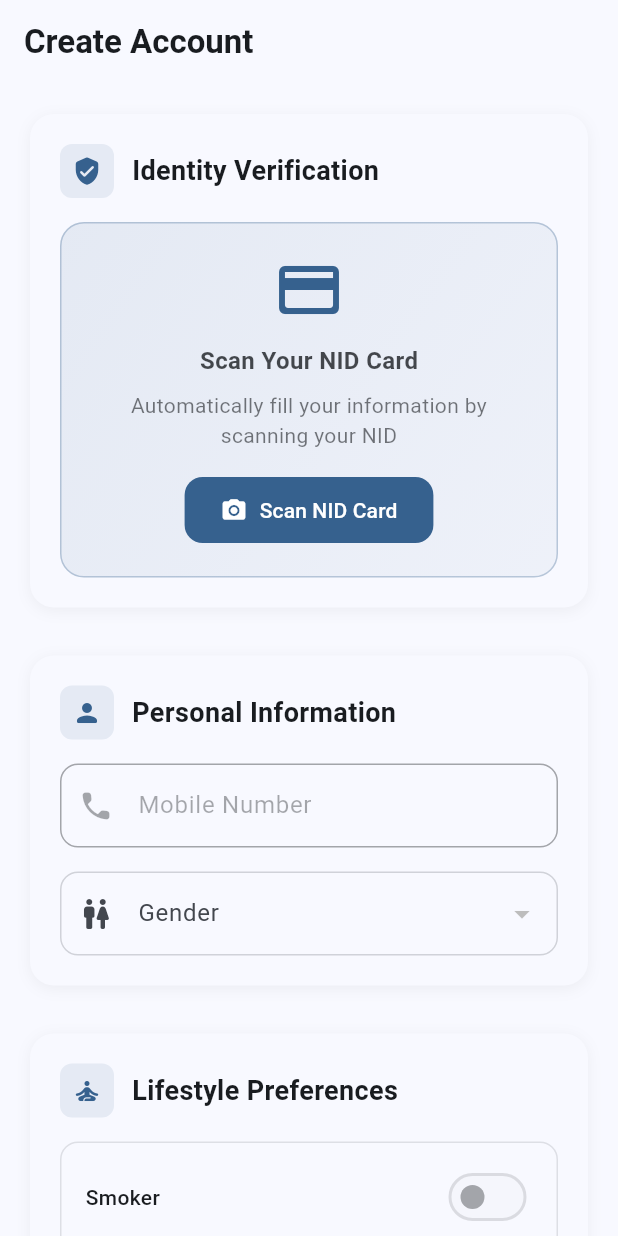
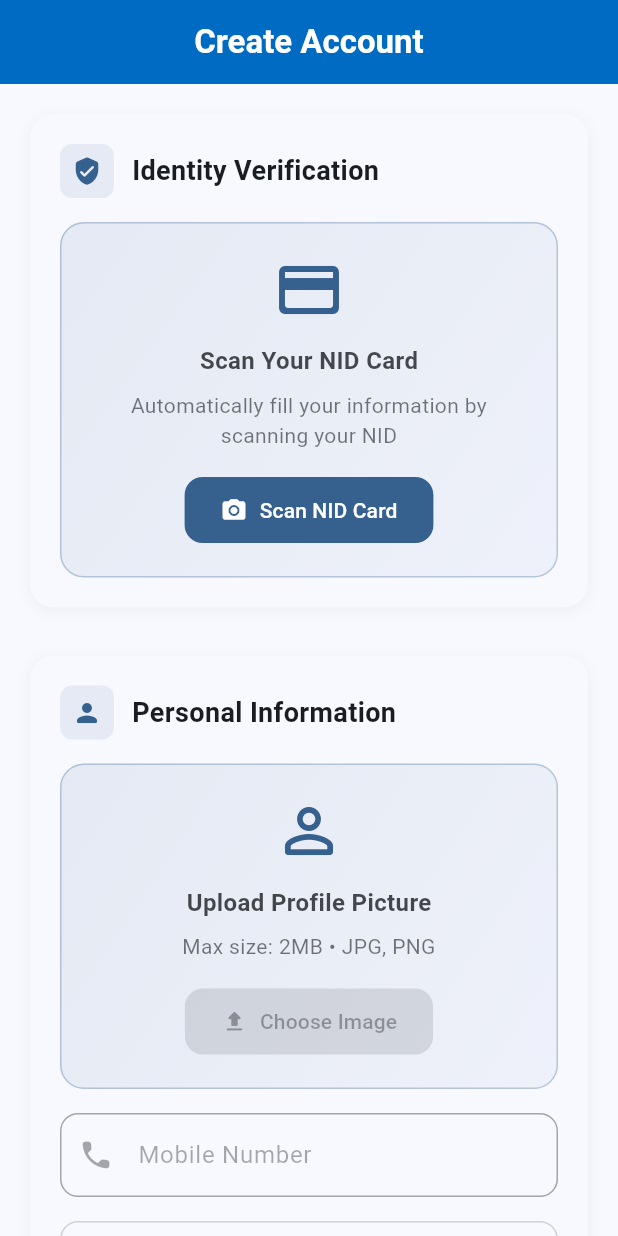
Before and after one commit to Naimul11/roommate, a Flutter app: the RegisterPage screen opened directly, on a phone screen of 412 x 824 dp. Run offline on Flutter 3.47's test engine with Material 3 defaults, Android fonts, the phone set to English and light mode, and no system bars; our stand-ins replace cloud_firestore, firebase_auth, firebase_core, google_sign_in, image_picker; missing offline and left inert: google_mlkit_text_recognition; accounts and stored records are empty.

Commit message:
profile picture added

```diff
--- a/lib/register.dart
+++ b/lib/register.dart
@@ -5,6 +5,9 @@ import 'package:firebase_auth/firebase_auth.dart';
 import 'package:google_sign_in/google_sign_in.dart';
 import 'package:cloud_firestore/cloud_firestore.dart';
 import 'package:roommate/login.dart';
+import 'package:roommate/nidscrape.dart';
+import 'package:roommate/services/imagekit_service.dart';
+import 'dart:io';
 
 class RegisterPage extends StatefulWidget {
   const RegisterPage({super.key});
@@ -33,6 +36,10 @@ class _RegisterPageState extends State<RegisterPage> {
   final TextEditingController _ageRangeController = TextEditingController();
   final TextEditingController _bloodGroupController = TextEditingController();
   final TextEditingController _bioController = TextEditingController();
+
+  // Profile image
+  File? _profileImage;
+  bool _isPickingImage = false;
 
   @override
   void dispose() {
@@ -82,8 +89,8 @@ class _RegisterPageState extends State<RegisterPage> {
         // Extract NID information
         String extractedText = recognizedText.text;
 
-        // Parse NID data
-        Map<String, String> nidData = _parseNIDData(extractedText);
+        // Parse NID data using NIDScraper
+        Map<String, String> nidData = NIDScraper.parseNIDData(extractedText);
 
         setState(() {
           _nidNameController.text = nidData['name'] ?? '';
@@ -128,118 +135,84 @@ class _RegisterPageState extends State<RegisterPage> {
     }
   }
 
-  Map<String, String> _parseNIDData(String text) {
-    Map<String, String> data = {'name': '', 'dob': '', 'nidNumber': ''};
+  Future<void> _pickProfileImage() async {
+    try {
+      final ImagePicker picker = ImagePicker();
+      final XFile? image = await picker.pickImage(
+        source: ImageSource.gallery,
+        maxWidth: 1024,
+        maxHeight: 1024,
+        imageQuality: 85,
+      );
 
-    // Split text into lines
-    List<String> lines = text.split('\n');
+      if (image != null) {
+        final File imageFile = File(image.path);
 
-    // Common patterns for Bangladesh NID
-    RegExp nidNumberPattern = RegExp(r'\b\d{10,17}\b');
-    RegExp datePattern = RegExp(
-      r'\b\d{1,2}\s*(?:jan|feb|mar|apr|may|jun|jul|aug|sep|oct|nov|dec)[a-z]*\s*\d{2,4}\b',
-      caseSensitive: false,
-    );
-    RegExp numericDatePattern = RegExp(
-      r'\b\d{1,2}[\/\-\.]\d{1,2}[\/\-\.]\d{2,4}\b',
-    );
+        // Check file size (max 2MB)
+        final fileSize = await imageFile.length();
+        const maxSize = 2 * 1024 * 1024; // 2MB
 
-    // Process each line
-    for (String line in lines) {
-      String cleanLine = line.trim();
-      String lowerLine = cleanLine.toLowerCase();
+        if (fileSize > maxSize) {
+          if (mounted) {
+            ScaffoldMessenger.of(context).showSnackBar(
+              SnackBar(
+                content: Row(
+                  children: [
+                    Icon(Icons.error, color: Colors.white),
+                    SizedBox(width: 8),
+                    Expanded(
+                      child: Text(
+                        'Image size must be less than 2MB. Current size: ${ImageKitService.formatFileSize(fileSize)}',
+                      ),
+                    ),
+                  ],
+                ),
+                backgroundColor: Colors.red,
+                behavior: SnackBarBehavior.floating,
+              ),
+            );
+          }
+          return;
+        }
 
-      // Extract Name (look for "Name:" or "name:" label)
-      if ((lowerLine.contains('name') || lowerLine.contains('নাম')) &&
-          cleanLine.contains(':')) {
-        List<String> parts = cleanLine.split(':');
-        if (parts.length > 1) {
-          String namePart = parts[1].trim();
-          // Remove Bengali characters and extract English name
-          String englishName = namePart
-              .replaceAll(RegExp(r'[\u0980-\u09FF]'), '')
-              .trim();
-          if (englishName.isNotEmpty && data['name']!.isEmpty) {
-            data['name'] = englishName;
-          }
+        setState(() {
+          _profileImage = imageFile;
+        });
+
+        if (mounted) {
+          ScaffoldMessenger.of(context).showSnackBar(
+            SnackBar(
+              content: Row(
+                children: [
+                  Icon(Icons.check_circle, color: Colors.white),
+                  SizedBox(width: 8),
+                  Text('Profile image selected.'),
+                ],
+              ),
+              backgroundColor: Colors.green,
+              behavior: SnackBarBehavior.floating,
+            ),
+          );
         }
       }
-
-      // Extract Date of Birth (look for "Date of Birth:" label or date patterns)
-      if ((lowerLine.contains('date of birth') ||
-              lowerLine.contains('dob') ||
-              lowerLine.contains('জন্ম')) &&
-          cleanLine.contains(':')) {
-        List<String> parts = cleanLine.split(':');
-        if (parts.length > 1) {
-          String datePart = parts[1].trim();
-          // Try to match date patterns
-          var monthDateMatch = datePattern.firstMatch(datePart);
-          var numericDateMatch = numericDatePattern.firstMatch(datePart);
-
-          if (monthDateMatch != null && data['dob']!.isEmpty) {
-            data['dob'] = monthDateMatch.group(0)!;
-          } else if (numericDateMatch != null && data['dob']!.isEmpty) {
-            data['dob'] = numericDateMatch.group(0)!;
-          }
-        }
-      }
-
-      // Extract ID Number (look for "ID NO:" or "NID NO:" label)
-      if ((lowerLine.contains('id no') ||
-              lowerLine.contains('nid') ||
-              lowerLine.contains('আইডি')) &&
-          cleanLine.contains(':')) {
-        List<String> parts = cleanLine.split(':');
-        if (parts.length > 1) {
-          String idPart = parts[1].trim();
-          var nidMatch = nidNumberPattern.firstMatch(idPart);
-          if (nidMatch != null && data['nidNumber']!.isEmpty) {
-            String potentialNID = nidMatch.group(0)!;
-            // Bangladesh NID is typically 10, 13, or 17 digits
-            if (potentialNID.length == 10 ||
-                potentialNID.length == 13 ||
-                potentialNID.length == 17) {
-              data['nidNumber'] = potentialNID;
-            }
-          }
-        }
+    } catch (e) {
+      if (mounted) {
+        ScaffoldMessenger.of(context).hideCurrentSnackBar();
+        ScaffoldMessenger.of(context).showSnackBar(
+          SnackBar(
+            content: Row(
+              children: [
+                Icon(Icons.error, color: Colors.white),
+                SizedBox(width: 8),
+                Expanded(child: Text('Error: $e')),
+              ],
+            ),
+            backgroundColor: Colors.red,
+            behavior: SnackBarBehavior.floating,
+          ),
+        );
       }
     }
-
-    // Fallback: Extract NID number if not found with label
-    if (data['nidNumber']!.isEmpty) {
-      for (String line in lines) {
-        var nidMatch = nidNumberPattern.firstMatch(line);
-        if (nidMatch != null) {
-          String potentialNID = nidMatch.group(0)!;
-          if (potentialNID.length == 10 ||
-              potentialNID.length == 13 ||
-              potentialNID.length == 17) {
-            data['nidNumber'] = potentialNID;
-            break;
-          }
-        }
-      }
-    }
-
-    // Fallback: Extract date if not found with label
-    if (data['dob']!.isEmpty) {
-      for (String line in lines) {
-        var monthDateMatch = datePattern.firstMatch(line);
-        var numericDateMatch = numericDatePattern.firstMatch(line);
-
-        if (monthDateMatch != null) {
-          data['dob'] = monthDateMatch.group(0)!;
-          break;
-        } else if (numericDateMatch != null) {
-          data['dob'] = numericDateMatch.group(0)!;
-          break;
-        }
-      }
-    }
-
-    return data;
   }
 
   Future<void> _register() async {
@@ -356,6 +329,59 @@ class _RegisterPageState extends State<RegisterPage> {
           return;
         }
 
+        // Upload profile image to ImageKit if selected
+        String? profileImageUrl;
+        if (_profileImage != null) {
+          if (mounted) {
+            ScaffoldMessenger.of(context).hideCurrentSnackBar();
+            ScaffoldMessenger.of(context).showSnackBar(
+              const SnackBar(
+                content: Row(
+                  children: [
+                    SizedBox(
+                      width: 20,
+                      height: 20,
+                      child: CircularProgressIndicator(
+                        strokeWidth: 2,
+                        valueColor: AlwaysStoppedAnimation<Color>(Colors.white),
+                      ),
+                    ),
+                    SizedBox(width: 16),
+                    Text('Uploading profile image...'),
+                  ],
+                ),
+                duration: Duration(seconds: 30),
+              ),
+            );
+          }
+
+          final fileName = 'profile_${userCredential.user!.uid}_${DateTime.now().millisecondsSinceEpoch}.jpg';
+          profileImageUrl = await ImageKitService.uploadImage(
+            imageFile: _profileImage!,
+            fileName: fileName,
+            folder: 'roommate/profiles',
+          );
+
+          if (profileImageUrl == null) {
+            if (mounted) {
+              ScaffoldMessenger.of(context).hideCurrentSnackBar();
+              ScaffoldMessenger.of(context).showSnackBar(
+                SnackBar(
+                  content: Row(
+                    children: [
+                      Icon(Icons.warning, color: Colors.white),
+                      SizedBox(width: 8),
+                      Expanded(child: Text('Profile image upload failed, but registration will continue.')),
+                    ],
+                  ),
+                  backgroundColor: Colors.orange,
+                  behavior: SnackBarBehavior.floating,
+                ),
+              );
+            }
+          }
+        }
+
         // Prepare user data for Firestore
         final userData = {
           'email': userCredential.user!.email,
@@ -375,6 +401,7 @@ class _RegisterPageState extends State<RegisterPage> {
           'bloodGroup': _bloodGroupController.text,
           'bio': _bioController.text,
           'religion': _religionController.text,
+          'profileImageUrl': profileImageUrl,
           'createdAt': FieldValue.serverTimestamp(),
         };
 
@@ -462,9 +489,10 @@ class _RegisterPageState extends State<RegisterPage> {
           'Create Account',
           style: TextStyle(fontWeight: FontWeight.bold),
         ),
-        backgroundColor: Colors.transparent,
+        centerTitle: true,
+        backgroundColor: const Color.fromARGB(255, 0, 107, 194),
         elevation: 0,
-        foregroundColor: onSurface,
+        foregroundColor: Colors.white,
       ),
       body: SingleChildScrollView(
         padding: const EdgeInsets.all(20.0),
@@ -570,6 +598,11 @@ class _RegisterPageState extends State<RegisterPage> {
                 title: 'Personal Information',
                 icon: Icons.person_rounded,
                 children: [
+                  const SizedBox(height: 16),
+
+                  // Profile Image Upload Card
+                  _buildProfileImageUploadCard(),
+
                   const SizedBox(height: 16),
                   _buildModernTextField(
                     controller: _mobileController,
@@ -1085,4 +1118,123 @@ class _RegisterPageState extends State<RegisterPage> {
       ),
     );
   }
+
+  Widget _buildProfileImageUploadCard() {
+    final primaryColor = Theme.of(context).colorScheme.primary;
+    final onSurface = Theme.of(context).colorScheme.onSurface;
+
+    return Container(
+      width: double.infinity,
+      padding: const EdgeInsets.all(20),
+      decoration: BoxDecoration(
+        gradient: LinearGradient(
+          begin: Alignment.topLeft,
+          end: Alignment.bottomRight,
+          colors: [
+            primaryColor.withValues(alpha: .1),
+            primaryColor.withValues(alpha: .05),
+          ],
+        ),
+        borderRadius: BorderRadius.circular(16),
+        border: Border.all(
+          color: primaryColor.withValues(alpha: .3),
+          width: 1,
+        ),
+      ),
+      child: Column(
+        children: [
+          if (_profileImage != null) ...[
+            // Display uploaded image
+            ClipRRect(
+              borderRadius: BorderRadius.circular(12),
+              child: Image.file(
+                _profileImage!,
+                height: 150,
+                width: 150,
+                fit: BoxFit.cover,
+              ),
+            ),
+            const SizedBox(height: 12),
+            Container(
+              padding: const EdgeInsets.symmetric(horizontal: 12, vertical: 6),
+              decoration: BoxDecoration(
+                color: Colors.green.withValues(alpha: 0.1),
+                borderRadius: BorderRadius.circular(20),
+                border: Border.all(color: Colors.green, width: 1),
+              ),
+              child: Row(
+                mainAxisSize: MainAxisSize.min,
+                children: [
+                  Icon(Icons.check_circle, color: Colors.green, size: 16),
+                  SizedBox(width: 6),
+                  Text(
+                    'Ready to upload',
+                    style: TextStyle(
+                      color: Colors.green,
+                      fontWeight: FontWeight.w600,
+                      fontSize: 12,
+                    ),
+                  ),
+                ],
+              ),
+            ),
+          ] else ...[
+            Icon(
+              Icons.person_outline_rounded,
+              size: 48,
+              color: primaryColor,
+            ),
+            const SizedBox(height: 12),
+            Text(
+              'Upload Profile Picture',
+              style: TextStyle(
+                fontSize: 16,
+                fontWeight: FontWeight.w600,
+                color: onSurface.withValues(alpha: .8),
+              ),
+            ),
+            const SizedBox(height: 8),
+            Text(
+              'Max size: 2MB • JPG, PNG',
+              textAlign: TextAlign.center,
+              style: TextStyle(
+                fontSize: 14,
+                color: onSurface.withValues(alpha: .6),
+              ),
+            ),
+          ],
+          const SizedBox(height: 16),
+          FilledButton.icon(
+            onPressed: _isNidScanned && !_isPickingImage
+                ? _pickProfileImage
+                : null,
+            icon: _isPickingImage
+                ? const SizedBox(
+                    width: 16,
+                    height: 16,
+                    child: CircularProgressIndicator(
+                      strokeWidth: 2,
+                      valueColor: AlwaysStoppedAnimation<Color>(Colors.white),
+                    ),
+                  )
+                : Icon(_profileImage != null ? Icons.refresh : Icons.upload_rounded),
+            label: Text(_isPickingImage
+                ? 'Processing...'
+                : _profileImage != null
+                    ? 'Change Image'
+                    : 'Choose Image'),
+            style: FilledButton.styleFrom(
+              padding: const EdgeInsets.symmetric(
+                horizontal: 24,
+                vertical: 12,
+              ),
+              shape: RoundedRectangleBorder(
+                borderRadius: BorderRadius.circular(12),
+              ),
+            ),
+          ),
+        ],
+      ),
+    );
+  }
 }
--- /dev/null
+++ b/lib/services/imagekit_service.dart
@@ -0,0 +1,107 @@
+import 'dart:io';
+import 'dart:convert';
+import 'package:http/http.dart' as http;
+
+class ImageKitService {
+  // ImageKit credentials
+  static const String _publicKey = 'public_YxZ2hS349M/KeoIfzWDSN5rzBh8=';
+  static const String _privateKey = 'private_tZIKNaqZmhLmPestcD/Q7JAuS/A=';
+  static const String _uploadEndpoint = 'https://upload.imagekit.io/api/v1/files/upload';
+
+  /// Upload image to ImageKit
+  /// Returns the uploaded image URL on success, null on failure
+  static Future<String?> uploadImage({
+    required File imageFile,
+    required String fileName,
+    String? folder,
+    Function(double)? onProgress,
+  }) async {
+    try {
+      // Check file size (max 2MB)
+      final fileSize = await imageFile.length();
+      const maxSize = 2 * 1024 * 1024; // 2MB in bytes
+      if (fileSize > maxSize) {
+        throw Exception('File size exceeds 2MB limit');
+      }
+
+      final auth = base64Encode(utf8.encode('$_privateKey:'));
+      final finalFileName = folder != null ? '$folder/$fileName' : fileName;
+
+      final uri = Uri.parse(_uploadEndpoint);
+      final request = http.MultipartRequest('POST', uri)
+        ..headers['Authorization'] = 'Basic $auth'
+        ..fields['fileName'] = finalFileName
+        ..fields['publicKey'] = _publicKey
+        ..files.add(await http.MultipartFile.fromPath('file', imageFile.path));
+
+      final streamedResponse = await request.send();
+      final response = await http.Response.fromStream(streamedResponse);
+
+      if (response.statusCode == 200) {
+        final responseData = jsonDecode(response.body);
+        return responseData['url'] as String;
+      } else {
+        final errorData = jsonDecode(response.body);
+        throw Exception('Upload failed: ${errorData['message'] ?? response.body}');
+      }
+    } catch (e) {
+      print('ImageKit upload error: $e');
+      return null;
+    }
+  }
+
+  /// Delete image from ImageKit
+  static Future<bool> deleteImage(String fileId) async {
+    try {
+      final auth = base64Encode(utf8.encode('$_privateKey:'));
+
+      final response = await http.delete(
+        Uri.parse('https://api.imagekit.io/v1/files/$fileId'),
+        headers: {
+          'Authorization': 'Basic $auth',
+        },
+      );
+
+      return response.statusCode == 204;
+    } catch (e) {
+      print('ImageKit delete error: $e');
+      return false;
+    }
+  }
+
+  /// Get optimized image URL with transformations
+  static String getOptimizedUrl({
+    required String imageUrl,
+    int? width,
+    int? height,
+    String? quality,
+    String? format,
+  }) {
+    final uri = Uri.parse(imageUrl);
+    final transformations = <String>[];
+
+    if (width != null) transformations.add('w-$width');
+    if (height != null) transformations.add('h-$height');
+    if (quality != null) transformations.add('q-$quality');
+    if (format != null) transformations.add('f-$format');
+
+    if (transformations.isEmpty) return imageUrl;
+
+    final transformation = 'tr:${transformations.join(',')}';
+    final segments = uri.pathSegments.toList();
+    segments.insert(segments.length - 1, transformation);
+
+    return Uri(
+      scheme: uri.scheme,
+      host: uri.host,
+      pathSegments: segments,
+    ).toString();
+  }
+
+  /// Format file size in human readable format
+  static String formatFileSize(int bytes) {
+    if (bytes < 1024) return '$bytes B';
+    if (bytes < 1024 * 1024) return '${(bytes / 1024).toStringAsFixed(1)} KB';
+    return '${(bytes / (1024 * 1024)).toStringAsFixed(1)} MB';
+  }
+}
--- a/pubspec.yaml
+++ b/pubspec.yaml
@@ -19,6 +19,7 @@ dependencies:
   image_picker: ^1.2.0
   google_mlkit_text_recognition: ^0.15.0
   google_sign_in: ^6.2.1
+  http: ^1.2.0
 
 dev_dependencies:
   flutter_test:
```
Also changed, not shown: lib/nidscrape.dart (added, +116 -0 lines), lib/profile.dart (+12 -5 lines), pubspec.lock.
